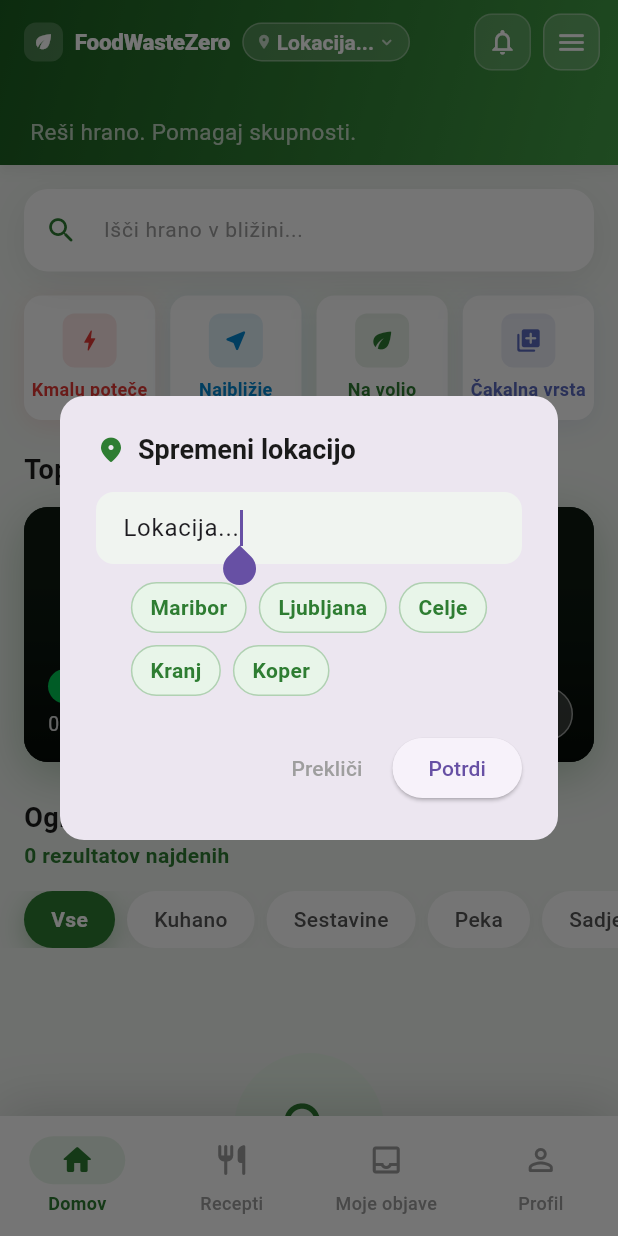
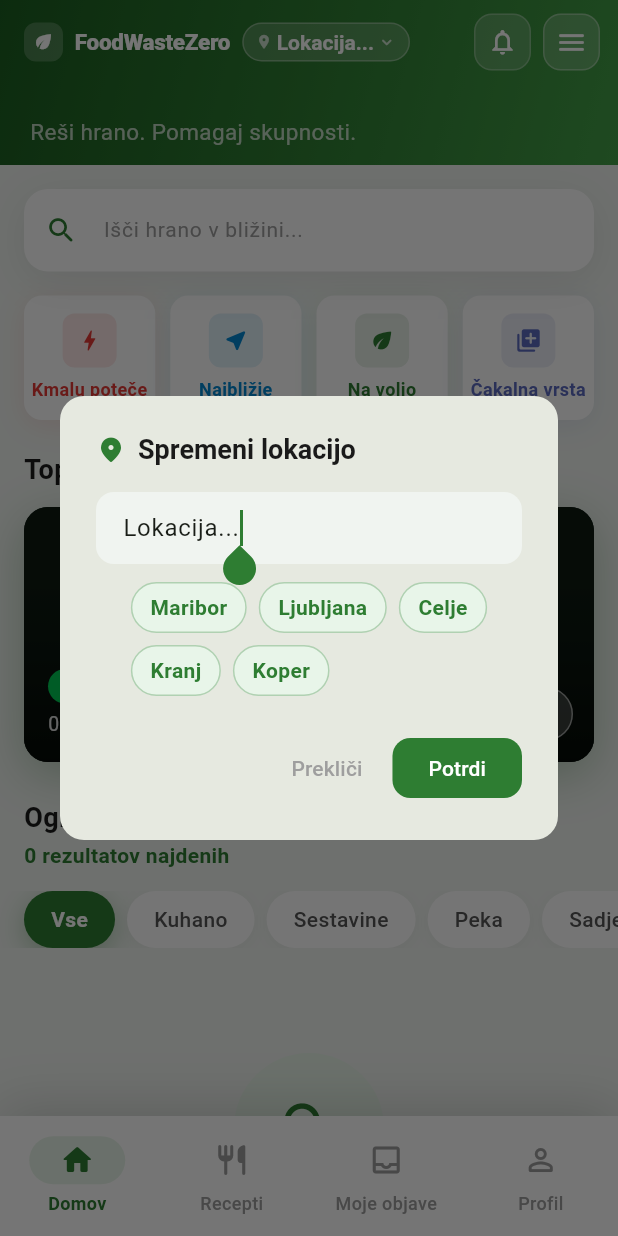
Before and after one commit to FoodWasteZero/FoodWasteZero, a Flutter app: the screen it shows after launch, after a tap on "Preskoči", after a tap on "Lokacija...", on a phone screen of 412 x 824 dp. Run offline on Flutter 3.47's test engine with Material 3 defaults, Android fonts, the phone set to English and light mode, and no system bars; our stand-ins replace cloud_firestore, firebase_auth, firebase_core, flutter_dotenv, geolocator, image_picker and 1 more; accounts and stored records are empty; generated files the repository leaves out were written again; network calls fail.

Commit message:
dark mode fix

```diff
--- a/frontend/lib/common/theme.dart
+++ b/frontend/lib/common/theme.dart
@@ -1,4 +1,14 @@
 import 'package:flutter/material.dart';
+
+// ── Dark mode colours ─────────────────────────────────────────────────────────
+// Accessible via Theme.of(context).extension<AppColors>()
+const kDarkSurface    = Color(0xFF121212);
+const kDarkCard       = Color(0xFF1E1E1E);
+const kDarkCardAlt    = Color(0xFF2C2C2C);
+const kDarkBorder     = Color(0xFF333333);
+const kDarkTextDark   = Color(0xFFF5F5F5);
+const kDarkTextMid    = Color(0xFFAAAAAA);
+const kDarkTextLight  = Color(0xFF666666);
 
 // ── Brand colours ─────────────────────────────────────────────────────────────
 const kGreen       = Color(0xFF1B5E20);
@@ -102,3 +112,95 @@ const kRadius12 = BorderRadius.all(Radius.circular(12));
 const kRadius16 = BorderRadius.all(Radius.circular(16));
 const kRadius24 = BorderRadius.all(Radius.circular(24));
 const kRadiusFull = BorderRadius.all(Radius.circular(100));
+
+// ── AppTheme ──────────────────────────────────────────────────────────────────
+class AppTheme {
+  AppTheme._();
+
+  static ThemeData light() => ThemeData(
+    brightness: Brightness.light,
+    colorScheme: ColorScheme.fromSeed(
+      seedColor: kGreenMid,
+      primary: kGreenMid,
+      surface: kSurface,
+    ),
+    useMaterial3: true,
+    fontFamily: 'Roboto',
+    scaffoldBackgroundColor: kSurface,
+    appBarTheme: const AppBarTheme(
+      backgroundColor: Colors.white,
+      foregroundColor: kTextDark,
+      elevation: 0,
+      scrolledUnderElevation: 0,
+    ),
+    cardColor: Colors.white,
+    dividerColor: kBorder,
+    elevatedButtonTheme: ElevatedButtonThemeData(
+      style: ElevatedButton.styleFrom(
+        backgroundColor: kGreenMid,
+        foregroundColor: Colors.white,
+        elevation: 0,
+        shape: const RoundedRectangleBorder(borderRadius: kRadius12),
+      ),
+    ),
+    outlinedButtonTheme: OutlinedButtonThemeData(
+      style: OutlinedButton.styleFrom(
+        foregroundColor: kGreenMid,
+        side: const BorderSide(color: kGreenMid),
+        shape: const RoundedRectangleBorder(borderRadius: kRadius12),
+      ),
+    ),
+    inputDecorationTheme: const InputDecorationTheme(border: InputBorder.none),
+    tabBarTheme: const TabBarThemeData(dividerColor: Colors.transparent),
+    snackBarTheme: SnackBarThemeData(
+      behavior: SnackBarBehavior.floating,
+      backgroundColor: kGreenMid,
+      contentTextStyle: const TextStyle(color: Colors.white),
+      shape: RoundedRectangleBorder(borderRadius: kRadius12),
+    ),
+  );
+
+  static ThemeData dark() => ThemeData(
+    brightness: Brightness.dark,
+    colorScheme: ColorScheme.fromSeed(
+      brightness: Brightness.dark,
+      seedColor: kGreenMid,
+      primary: kGreenLight,
+      surface: kDarkSurface,
+    ),
+    useMaterial3: true,
+    fontFamily: 'Roboto',
+    scaffoldBackgroundColor: kDarkSurface,
+    appBarTheme: const AppBarTheme(
+      backgroundColor: kDarkCard,
+      foregroundColor: kDarkTextDark,
+      elevation: 0,
+      scrolledUnderElevation: 0,
+    ),
+    cardColor: kDarkCard,
+    dividerColor: kDarkBorder,
+    elevatedButtonTheme: ElevatedButtonThemeData(
+      style: ElevatedButton.styleFrom(
+        backgroundColor: kGreenMid,
+        foregroundColor: Colors.white,
+        elevation: 0,
+        shape: const RoundedRectangleBorder(borderRadius: kRadius12),
+      ),
+    ),
+    outlinedButtonTheme: OutlinedButtonThemeData(
+      style: OutlinedButton.styleFrom(
+        foregroundColor: kGreenLight,
+        side: const BorderSide(color: kGreenLight),
+        shape: const RoundedRectangleBorder(borderRadius: kRadius12),
+      ),
+    ),
+    inputDecorationTheme: const InputDecorationTheme(border: InputBorder.none),
+    tabBarTheme: const TabBarThemeData(dividerColor: Colors.transparent),
+    snackBarTheme: SnackBarThemeData(
+      behavior: SnackBarBehavior.floating,
+      backgroundColor: kGreenMid,
+      contentTextStyle: const TextStyle(color: Colors.white),
+      shape: RoundedRectangleBorder(borderRadius: kRadius12),
+    ),
+  );
+}
```
Also changed, not shown: 1 other file.
